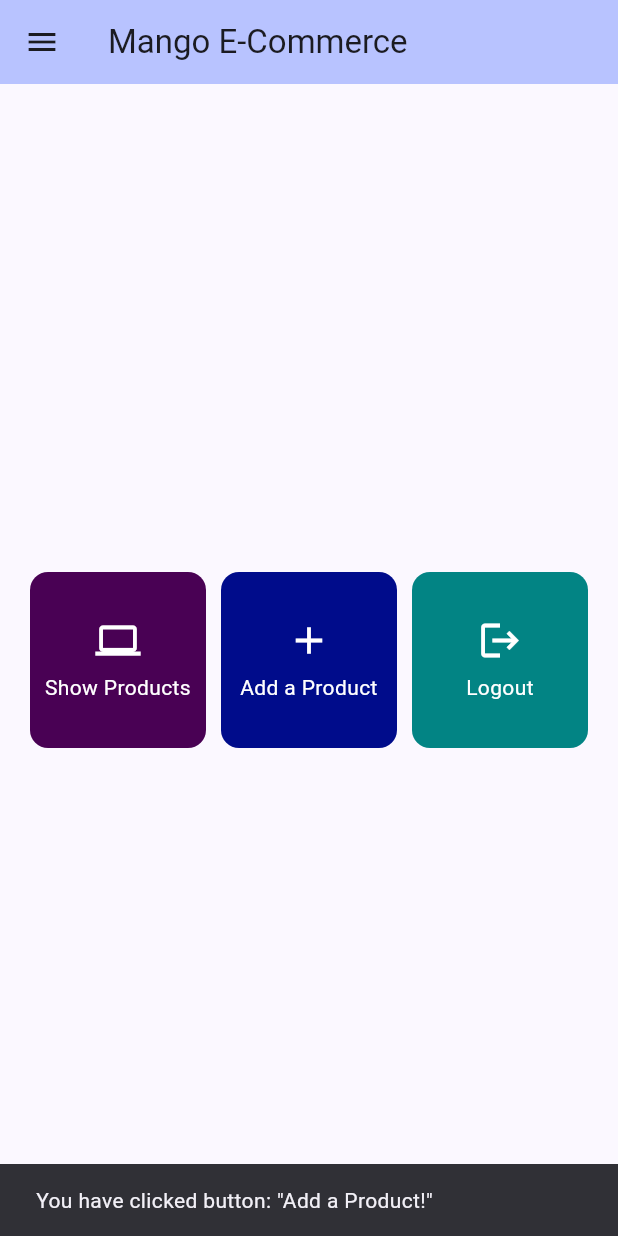
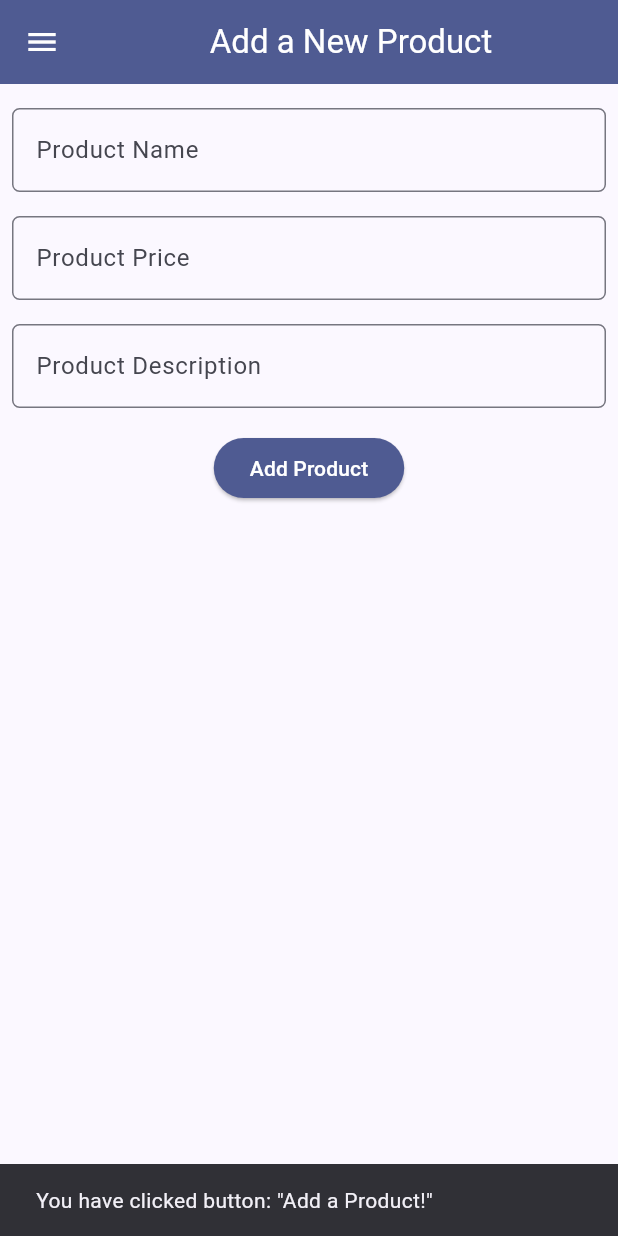
Before and after one commit to tjioedava/mango-mobile, a Flutter app: the screen it shows after launch, after a tap on "Add a Product", on a phone screen of 412 x 824 dp. Run offline on Flutter 3.47's test engine with Material 3 defaults, Android fonts, the phone set to English and light mode, and no system bars.

Commit message:
Created add product page and included the navigation in the drawer and home page's "add a product" button.

```diff
--- a/lib/main.dart
+++ b/lib/main.dart
@@ -8,32 +8,16 @@ void main() {
 class MyApp extends StatelessWidget {
   const MyApp({super.key});
 
-  // This widget is the root of your application.
   @override
   Widget build(BuildContext context) {
     return MaterialApp(
       title: 'Flutter Demo',
       theme: ThemeData(
-        // This is the theme of your application.
-        //
-        // TRY THIS: Try running your application with "flutter run". You'll see
-        // the application has a purple toolbar. Then, without quitting the app,
-        // try changing the seedColor in the colorScheme below to Colors.green
-        // and then invoke "hot reload" (save your changes or press the "hot
-        // reload" button in a Flutter-supported IDE, or press "r" if you used
-        // the command line to start the app).
-        //
-        // Notice that the counter didn't reset back to zero; the application
-        // state is not lost during the reload. To reset the state, use hot
-        // restart instead.
-        //
-        // This works for code too, not just values: Most code changes can be
-        // tested with just a hot reload.
         colorScheme: ColorScheme.fromSeed(
             seedColor: const Color.fromARGB(255, 50, 78, 189)),
         useMaterial3: true,
       ),
-      home: Home(),
+      home: HomePage(),
     );
   }
 }
--- /dev/null
+++ b/lib/screens/add_product.dart
@@ -0,0 +1,172 @@
+import 'package:flutter/material.dart';
+import 'package:myapp/widgets/left_drawer.dart';
+
+class AddProductPage extends StatefulWidget {
+  const AddProductPage({super.key});
+
+  @override
+  State<AddProductPage> createState() => _AddProductPageState();
+}
+
+class _AddProductPageState extends State<AddProductPage> {
+  final _formKey = GlobalKey<FormState>();
+  var _mood = "";
+  var _price = 0;
+  var _description = "";
+
+  @override
+  Widget build(BuildContext context) {
+    return Scaffold(
+      appBar: AppBar(
+        title: const Center(
+          child: Text(
+            'Add a New Product',
+          ),
+        ),
+        backgroundColor: Theme.of(context).colorScheme.primary,
+        foregroundColor: Colors.white,
+      ),
+      drawer: const LeftDrawer(),
+      body: Form(
+        key: _formKey,
+        child: SingleChildScrollView(
+          child: Column(
+            crossAxisAlignment: CrossAxisAlignment.start,
+            children: [
+              const Padding(padding: EdgeInsets.all(4.0)),
+              Padding(
+                padding: const EdgeInsets.all(8.0),
+                child: TextFormField(
+                  decoration: InputDecoration(
+                    hintText: "Product Name",
+                    labelText: "Product Name",
+                    border: OutlineInputBorder(
+                      borderRadius: BorderRadius.circular(5.0),
+                    ),
+                  ),
+                  onChanged: (String? value) {
+                    setState(() {
+                      _mood = value!;
+                    });
+                  },
+                  validator: (String? value) {
+                    if (value == null || value.isEmpty) {
+                      return "Product name cannot be empty!";
+                    }
+                    if (value.length < 4) {
+                      return "Product name must contain at least 4 characters";
+                    }
+                    if (value.length > 127) {
+                      return "Product name length must not exceed 127 characters";
+                    }
+                    return null;
+                  },
+                ),
+              ),
+              Padding(
+                padding: const EdgeInsets.all(8.0),
+                child: TextFormField(
+                  decoration: InputDecoration(
+                    hintText: "Product Price",
+                    labelText: "Product Price",
+                    border: OutlineInputBorder(
+                      borderRadius: BorderRadius.circular(5.0),
+                    ),
+                  ),
+                  onChanged: (String? value) {
+                    setState(() {
+                      _price = int.tryParse(value!) ?? 0;
+                    });
+                  },
+                  validator: (String? value) {
+                    if (value == null || value.isEmpty) {
+                      return "Product price cannot be empty!";
+                    }
+                    if (int.tryParse(value) == null) {
+                      return "Product price must be numerical!";
+                    }
+                    if (int.tryParse(value)! <= 0) {
+                      return "Product price must be positive!";
+                    }
+                    return null;
+                  },
+                ),
+              ),
+              Padding(
+                padding: const EdgeInsets.all(8.0),
+                child: TextFormField(
+                  decoration: InputDecoration(
+                    hintText: "Product Description",
+                    labelText: "Product Description",
+                    border: OutlineInputBorder(
+                      borderRadius: BorderRadius.circular(5.0),
+                    ),
+                  ),
+                  onChanged: (String? value) {
+                    setState(() {
+                      _description = value!;
+                    });
+                  },
+                  validator: (String? value) {
+                    if (value == null || value.isEmpty) {
+                      return "Product description cannot be empty!";
+                    }
+                    return null;
+                  },
+                ),
+              ),
+              Align(
+                alignment: Alignment.bottomCenter,
+                child: Padding(
+                  padding: const EdgeInsets.all(8.0),
+                  child: ElevatedButton(
+                    style: ButtonStyle(
+                      backgroundColor: WidgetStateProperty.all(
+                          Theme.of(context).colorScheme.primary),
+                    ),
+                    onPressed: () {
+                      if (_formKey.currentState!.validate()) {
+                        showDialog(
+                          context: context,
+                          builder: (context) {
+                            return AlertDialog(
+                              title: const Text(
+                                  'Product has successfully been created!'),
+                              content: SingleChildScrollView(
+                                child: Column(
+                                  crossAxisAlignment: CrossAxisAlignment.start,
+                                  children: [
+                                    Text('Product Name: $_mood'),
+                                    Text('Product Price: $_price'),
+                                    Text('Product Description: $_description'),
+                                  ],
+                                ),
+                              ),
+                              actions: [
+                                TextButton(
+                                  child: const Text('OK'),
+                                  onPressed: () {
+                                    Navigator.pop(context);
+                                    _formKey.currentState!.reset();
+                                  },
+                                ),
+                              ],
+                            );
+                          },
+                        );
+                      }
+                    },
+                    child: const Text(
+                      "Add Product",
+                      style: TextStyle(color: Colors.white),
+                    ),
+                  ),
+                ),
+              ),
+            ],
+          ),
+        ),
+      ),
+    );
+  }
+}
--- a/lib/screens/home.dart
+++ b/lib/screens/home.dart
@@ -2,8 +2,8 @@ import 'package:flutter/material.dart';
 import 'package:myapp/widgets/item_card.dart';
 import 'package:myapp/widgets/left_drawer.dart';
 
-class Home extends StatelessWidget {
-  Home({super.key});
+class HomePage extends StatelessWidget {
+  HomePage({super.key});
   final List<ItemCardInfo> items = [
     ItemCardInfo(
         "Show Products", Icons.laptop, const Color.fromRGBO(73, 1, 84, 1)),
@@ -17,37 +17,18 @@ class Home extends StatelessWidget {
     return Scaffold(
         appBar: AppBar(
           backgroundColor: Theme.of(context).colorScheme.inversePrimary,
-          // Here we take the value from the MyHomePage object that was created by
-          // the App.build method, and use it to set our appbar title.
           title: const Text("Mango E-Commerce"),
         ),
-        drawer: LeftDrawer(),
+        drawer: const LeftDrawer(),
         body: Center(
-          // Center is a layout widget. It takes a single child and positions it
-          // in the middle of the parent.
-          child: Column(
-              // Column is also a layout widget. It takes a list of children and
-              // arranges them vertically. By default, it sizes itself to fit its
-              // children horizontally, and tries to be as tall as its parent.
-              //
-              // Column has various properties to control how it sizes itself and
-              // how it positions its children. Here we use mainAxisAlignment to
-              // center the children vertically; the main axis here is the vertical
-              // axis because Columns are vertical (the cross axis would be
-              // horizontal).
-
-              mainAxisAlignment: MainAxisAlignment.center,
-              children: [
+          child: Column(mainAxisAlignment: MainAxisAlignment.center, children: [
             GridView.count(
               primary: true,
               padding: const EdgeInsets.all(20),
               crossAxisSpacing: 10,
               mainAxisSpacing: 10,
               crossAxisCount: 3,
-                  // Agar grid menyesuaikan tinggi kontennya.
               shrinkWrap: true,
-
-                  // Menampilkan ItemCard untuk setiap item dalam list items.
               children: items.map((ItemCardInfo item) {
                 return ItemCard(item);
               }).toList(),
--- a/lib/widgets/item_card.dart
+++ b/lib/widgets/item_card.dart
@@ -1,4 +1,5 @@
 import 'package:flutter/material.dart';
+import 'package:myapp/screens/add_product.dart';
 
 class ItemCardInfo {
   final String name;
@@ -9,8 +10,6 @@ class ItemCardInfo {
 }
 
 class ItemCard extends StatelessWidget {
-  // Menampilkan kartu dengan ikon dan nama.
-
   final ItemCardInfo item;
 
   const ItemCard(this.item, {super.key});
@@ -18,26 +17,27 @@ class ItemCard extends StatelessWidget {
   @override
   Widget build(BuildContext context) {
     return Material(
-      // Menentukan warna latar belakang dari tema aplikasi.
       color: item.color,
-      // Membuat sudut kartu melengkung.
       borderRadius: BorderRadius.circular(12),
+      child: InkWell(
+        onTap: () {
+          if (item.name == "Add a Product") {
+            Navigator.push(
+                context,
+                MaterialPageRoute(
+                  builder: (context) => const AddProductPage(),
+                ));
+          }
 
-      child: InkWell(
-        // Aksi ketika kartu ditekan.
-        onTap: () {
-          // Menampilkan pesan SnackBar saat kartu ditekan.
           ScaffoldMessenger.of(context)
             ..hideCurrentSnackBar()
             ..showSnackBar(SnackBar(
                 content: Text("You have clicked button: \"${item.name}!\"")));
         },
-        // Container untuk menyimpan Icon dan Text
         child: Container(
           padding: const EdgeInsets.all(8),
           child: Center(
             child: Column(
-              // Menyusun ikon dan teks di tengah kartu.
               mainAxisAlignment: MainAxisAlignment.center,
               children: [
                 Icon(
--- a/lib/widgets/left_drawer.dart
+++ b/lib/widgets/left_drawer.dart
@@ -1,5 +1,6 @@
 import 'package:flutter/material.dart';
 import 'package:myapp/screens/home.dart';
+import 'package:myapp/screens/add_product.dart';
 
 class LeftDrawer extends StatelessWidget {
   const LeftDrawer({super.key});
@@ -16,7 +17,7 @@ class LeftDrawer extends StatelessWidget {
             child: const Column(
               children: [
                 Text(
-                  "Mental Health Tracker",
+                  "Mango E-Commerce",
                   textAlign: TextAlign.center,
                   style: TextStyle(
                     fontSize: 24,
@@ -25,7 +26,7 @@ class LeftDrawer extends StatelessWidget {
                   ),
                 ),
                 Padding(padding: EdgeInsets.all(8)),
-                Text("Ayo jaga kesehatan mentalmu setiap hari disini!",
+                Text("Where every click is a win",
                     textAlign: TextAlign.center,
                     style: TextStyle(
                       fontSize: 15,
@@ -37,25 +38,25 @@ class LeftDrawer extends StatelessWidget {
           ),
           ListTile(
             leading: const Icon(Icons.home_outlined),
-            title: const Text('Halaman Utama'),
+            title: const Text('Home Page'),
             // Bagian redirection ke MyHomePage
             onTap: () {
               Navigator.pushReplacement(
                   context,
                   MaterialPageRoute(
-                    builder: (context) => Home(),
+                    builder: (context) => HomePage(),
                   ));
             },
           ),
           ListTile(
-            leading: const Icon(Icons.mood),
-            title: const Text('Tambah Mood'),
-            // Bagian redirection ke MoodEntryFormPage
+            leading: const Icon(Icons.add),
+            title: const Text('Add a Product'),
             onTap: () {
-              /*
-      TODO: Buatlah routing ke MoodEntryFormPage di sini,
-      setelah halaman MoodEntryFormPage sudah dibuat.
-      */
+              Navigator.pushReplacement(
+                  context,
+                  MaterialPageRoute(
+                    builder: (context) => const AddProductPage(),
+                  ));
             },
           ),
         ],
```
Lines whose indentation alone changed are shown as unchanged.
